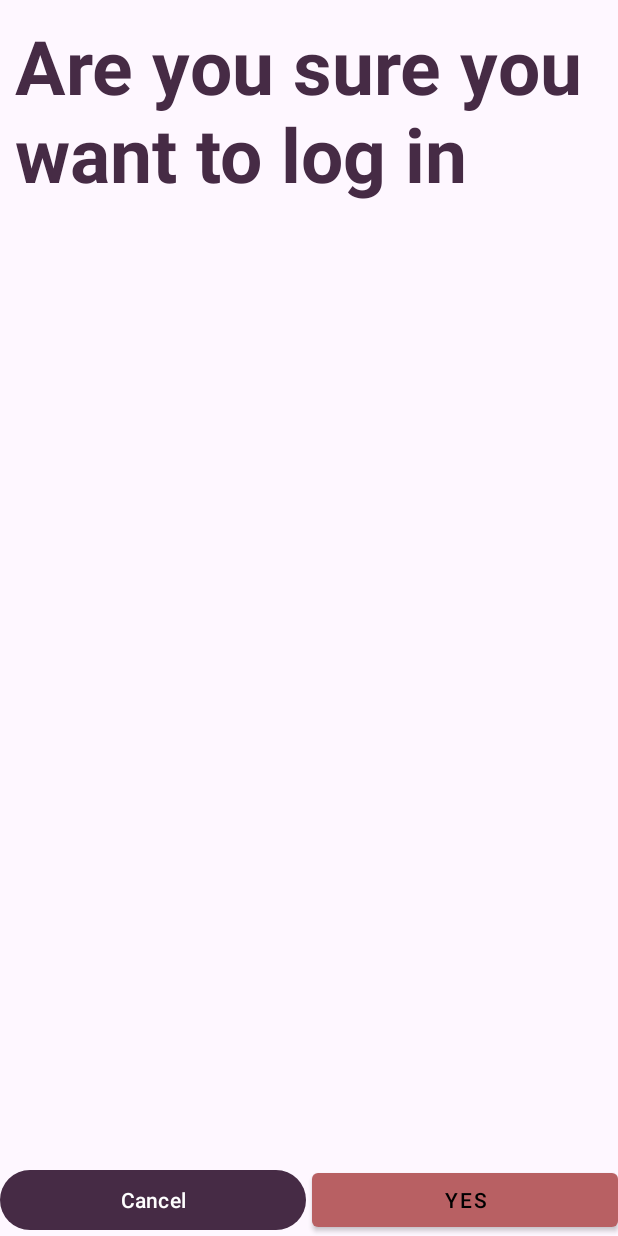
After one commit to monaSaurusRex/Android_Subsystem, an Android app: the LogoutActivity screen opened directly, with no data from a screen before it, on a phone screen of 412 x 824 dp. The commit adds this screen. Run offline under Robolectric (Android 15) with nearby library versions, the phone set to English and light mode, and no system bars.

```diff
--- a/LoginSubsystem/Frontend/UserLogin/app/src/main/AndroidManifest.xml
+++ b/LoginSubsystem/Frontend/UserLogin/app/src/main/AndroidManifest.xml
@@ -15,6 +15,9 @@
         android:theme="@style/Theme.UserLogin"
         android:usesCleartextTraffic="true"
         tools:targetApi="31">
+        <activity
+            android:name=".LogoutActivity"
+            android:exported="false" />
         <activity
             android:name=".RegisterActivity"
             android:exported="false" />
--- /dev/null
+++ b/LoginSubsystem/Frontend/UserLogin/app/src/main/java/com/example/userlogin/LogoutActivity.kt
@@ -0,0 +1,11 @@
+package com.example.userlogin
+
+import androidx.appcompat.app.AppCompatActivity
+import android.os.Bundle
+
+class LogoutActivity : AppCompatActivity() {
+    override fun onCreate(savedInstanceState: Bundle?) {
+        super.onCreate(savedInstanceState)
+        setContentView(R.layout.activity_logout)
+    }
+}
--- /dev/null
+++ b/LoginSubsystem/Frontend/UserLogin/app/src/main/res/drawable/baseline_logout_24.xml
@@ -0,0 +1,5 @@
+<vector android:autoMirrored="true" android:height="200dp"
+    android:tint="#FFFFFF" android:viewportHeight="24"
+    android:viewportWidth="24" android:width="200dp" xmlns:android="http://schemas.android.com/apk/res/android">
+    <path android:fillColor="@android:color/white" android:pathData="M17,7l-1.41,1.41L18.17,11H8v2h10.17l-2.58,2.58L17,17l5,-5zM4,5h8V3H4c-1.1,0 -2,0.9 -2,2v14c0,1.1 0.9,2 2,2h8v-2H4V5z"/>
+</vector>
--- /dev/null
+++ b/LoginSubsystem/Frontend/UserLogin/app/src/main/res/layout/activity_logout.xml
@@ -0,0 +1,47 @@
+<?xml version="1.0" encoding="utf-8"?>
+<androidx.constraintlayout.widget.ConstraintLayout xmlns:android="http://schemas.android.com/apk/res/android"
+    xmlns:app="http://schemas.android.com/apk/res-auto"
+    xmlns:tools="http://schemas.android.com/tools"
+    android:layout_width="match_parent"
+    android:layout_height="match_parent"
+    tools:context=".LogoutActivity">
+
+    <TextView
+        android:id="@+id/tvTitle"
+        android:layout_width="wrap_content"
+        android:layout_height="wrap_content"
+        android:fontFamily="bold"
+        android:padding="10dp"
+        android:text="Are you sure you want to log in"
+        android:textColor="@color/colorPrimaryDark"
+        android:textSize="50sp"
+        android:textStyle="bold"
+        app:layout_constraintEnd_toEndOf="parent"
+        app:layout_constraintStart_toStartOf="parent"
+        app:layout_constraintTop_toTopOf="parent" />
+
+    <Button
+        android:id="@+id/btnCancel"
+        android:layout_width="0dp"
+        android:layout_height="48dp"
+        android:layout_marginEnd="2dp"
+        android:text="@string/no"
+        app:layout_constraintBottom_toBottomOf="parent"
+        app:layout_constraintEnd_toStartOf="@+id/btnConfirmLogout"
+        app:layout_constraintHorizontal_bias="0.5"
+        app:layout_constraintStart_toStartOf="parent" />
+
+    <Button
+        android:id="@+id/btnConfirmLogout"
+        android:layout_width="0dp"
+        android:layout_height="48dp"
+        android:theme="@style/Button.Red"
+        android:layout_marginStart="2dp"
+        android:text="@string/yes"
+        app:layout_constraintBottom_toBottomOf="parent"
+        app:layout_constraintEnd_toEndOf="parent"
+        app:layout_constraintHorizontal_bias="0.5"
+        app:layout_constraintStart_toEndOf="@+id/btnCancel" />
+
+
+</androidx.constraintlayout.widget.ConstraintLayout>
--- a/LoginSubsystem/Frontend/UserLogin/app/src/main/res/values/colors.xml
+++ b/LoginSubsystem/Frontend/UserLogin/app/src/main/res/values/colors.xml
@@ -2,8 +2,13 @@
 <resources>
     <color name="black">#FF000000</color>
     <color name="white">#FFFFFFFF</color>
-    <color name="colorPrimary">#884A6F</color>
     <color name="colorPrimaryDark">#462B45</color>
+    <color name="colorPrimary">#80425B</color>
+    <color name="red">#B86063</color>
+    <color name="orangeDark">#E48960</color>
+    <color name="orangeLight">#FBBD5F</color>
+    <color name="yellow">#F9F871</color>
     <color name="colorAccent">#FFFCFE</color>
-    <color name="colorDanger">#b86063</color>
+
+<!--    <color name="colorDanger">#b86063</color> -->
 </resources>
--- a/LoginSubsystem/Frontend/UserLogin/app/src/main/res/values/strings.xml
+++ b/LoginSubsystem/Frontend/UserLogin/app/src/main/res/values/strings.xml
@@ -9,6 +9,6 @@
     <string name="invalid_username">Not a valid username</string>
     <string name="invalid_password">Password must be >5 characters</string>
     <string name="login_failed">"Login failed"</string>
-    <!-- TODO: Remove or change this placeholder text -->
-    <string name="hello_blank_fragment">Hello blank fragment</string>
+    <string name="yes">"Yes"</string>
+    <string name="no">"Cancel"</string>
 </resources>
--- a/LoginSubsystem/Frontend/UserLogin/app/src/main/res/values/themes.xml
+++ b/LoginSubsystem/Frontend/UserLogin/app/src/main/res/values/themes.xml
@@ -7,7 +7,7 @@
     </style>
 
     <style name="Button.Red" parent="Theme.AppCompat">
-        <item name="colorPrimary">@color/colorDanger</item>
+        <item name="colorPrimary">@color/red</item>
     </style>
 
     <style name="Theme.UserLogin" parent="Base.Theme.UserLogin" />
```
Also changed, not shown: 1 other file.
